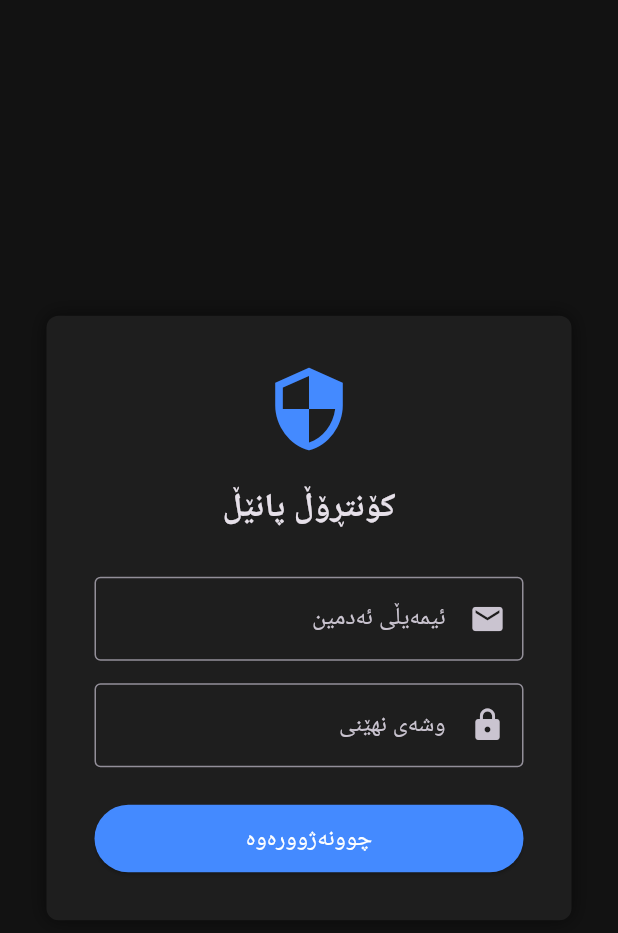
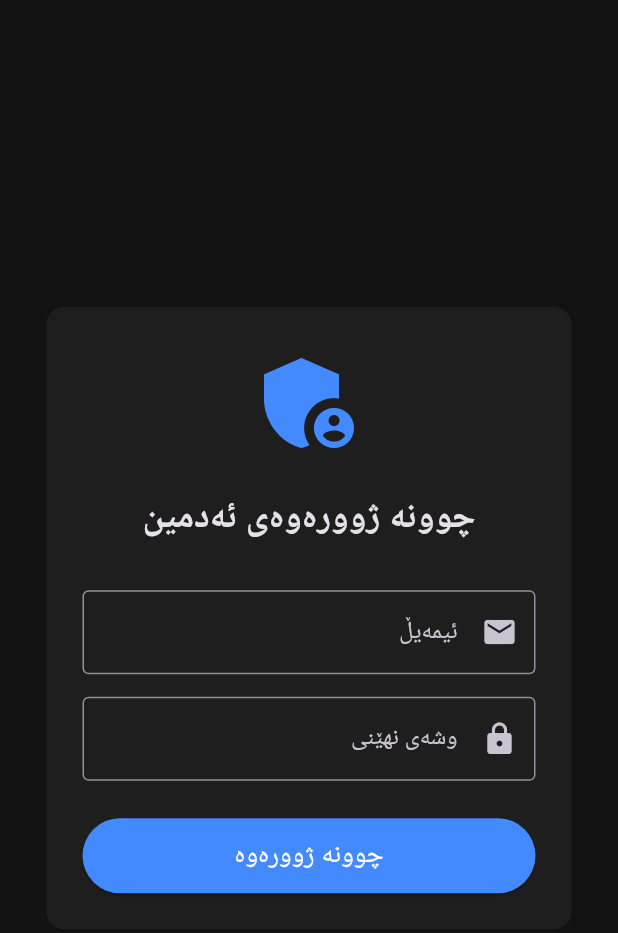
Before and after one commit to ordarat/Tv-admin, a Flutter app: the screen it shows after launch, on a phone screen of 412 x 824 dp. Shown: the top 933 px of the screen. Run offline on Flutter 3.47's test engine with Material 3 defaults, Android fonts, the phone set to English and light mode, and no system bars; our stand-ins replace cloud_firestore, firebase_auth, firebase_core; accounts and stored records are empty.

Commit message:
Update login_screen.dart

```diff
--- a/lib/screens/login_screen.dart
+++ b/lib/screens/login_screen.dart
@@ -1,6 +1,6 @@
 import 'package:flutter/material.dart';
 import 'package:firebase_auth/firebase_auth.dart';
-import 'dashboard_screen.dart';
+import 'pages/manage_channels.dart';
 
 class LoginScreen extends StatefulWidget {
   const LoginScreen({super.key});
@@ -10,34 +10,23 @@ class LoginScreen extends StatefulWidget {
 }
 
 class _LoginScreenState extends State<LoginScreen> {
-  final TextEditingController _emailController = TextEditingController();
-  final TextEditingController _passwordController = TextEditingController();
+  final _emailController = TextEditingController();
+  final _passwordController = TextEditingController();
   bool _isLoading = false;
-  String _errorMessage = '';
 
   Future<void> _login() async {
-    setState(() {
-      _isLoading = true;
-      _errorMessage = '';
-    });
-
+    setState(() => _isLoading = true);
     try {
       await FirebaseAuth.instance.signInWithEmailAndPassword(
         email: _emailController.text.trim(),
         password: _passwordController.text.trim(),
       );
       if (!mounted) return;
-      Navigator.pushReplacement(
-        context,
-        MaterialPageRoute(builder: (context) => const DashboardScreen()),
-      );
+      Navigator.pushReplacement(context, MaterialPageRoute(builder: (_) => const ManageChannelsPage()));
     } catch (e) {
-      setState(() {
-        _errorMessage = 'ئیمەیڵ یان وشەی نهێنی هەڵەیە!';
-      });
-    } finally {
-      setState(() => _isLoading = false);
+      ScaffoldMessenger.of(context).showSnackBar(const SnackBar(content: Text('ئیمەیڵ یان وشەی نهێنی هەڵەیە')));
     }
+    setState(() => _isLoading = false);
   }
 
   @override
@@ -46,55 +35,33 @@ class _LoginScreenState extends State<LoginScreen> {
       body: Center(
         child: Container(
           width: 350,
-          padding: const EdgeInsets.all(32),
-          decoration: BoxDecoration(
-            color: const Color(0xFF1E1E1E),
-            borderRadius: BorderRadius.circular(8),
-            boxShadow: [
-              BoxShadow(color: Colors.black.withOpacity(0.5), blurRadius: 10),
-            ],
-          ),
+          padding: const EdgeInsets.all(24),
+          decoration: BoxDecoration(color: const Color(0xFF1E1E1E), borderRadius: BorderRadius.circular(12)),
           child: Column(
             mainAxisSize: MainAxisSize.min,
             children: [
-              const Icon(Icons.security, size: 60, color: Colors.blueAccent),
+              const Icon(Icons.admin_panel_settings, size: 80, color: Colors.blueAccent),
               const SizedBox(height: 20),
-              const Text('کۆنتڕۆڵ پانێڵ', style: TextStyle(fontSize: 22, fontWeight: FontWeight.bold)),
+              const Text('چوونە ژوورەوەی ئەدمین', style: TextStyle(fontSize: 24, fontWeight: FontWeight.bold)),
               const SizedBox(height: 30),
-              if (_errorMessage.isNotEmpty) ...[
-                Text(_errorMessage, style: const TextStyle(color: Colors.red)),
-                const SizedBox(height: 10),
-              ],
               TextField(
                 controller: _emailController,
-                decoration: const InputDecoration(
-                  labelText: 'ئیمەیڵی ئەدمین',
-                  border: OutlineInputBorder(),
-                  prefixIcon: Icon(Icons.email),
-                ),
+                decoration: const InputDecoration(labelText: 'ئیمەیڵ', border: OutlineInputBorder(), prefixIcon: Icon(Icons.email))
               ),
               const SizedBox(height: 15),
               TextField(
                 controller: _passwordController,
                 obscureText: true,
-                decoration: const InputDecoration(
-                  labelText: 'وشەی نهێنی',
-                  border: OutlineInputBorder(),
-                  prefixIcon: Icon(Icons.lock),
-                ),
+                decoration: const InputDecoration(labelText: 'وشەی نهێنی', border: OutlineInputBorder(), prefixIcon: Icon(Icons.lock))
               ),
               const SizedBox(height: 25),
-              SizedBox(
-                width: double.infinity,
-                height: 45,
-                child: ElevatedButton(
-                  style: ElevatedButton.styleFrom(backgroundColor: Colors.blueAccent),
-                  onPressed: _isLoading ? null : _login,
-                  child: _isLoading
-                    ? const SizedBox(width: 20, height: 20, child: CircularProgressIndicator(color: Colors.white, strokeWidth: 2))
-                    : const Text('چوونەژوورەوە', style: TextStyle(color: Colors.white, fontSize: 16)),
-                ),
-              ),
+              _isLoading
+                ? const CircularProgressIndicator()
+                : ElevatedButton(
+                    style: ElevatedButton.styleFrom(backgroundColor: Colors.blueAccent, minimumSize: const Size(double.infinity, 50)),
+                    onPressed: _login,
+                    child: const Text('چوونە ژوورەوە', style: TextStyle(color: Colors.white, fontSize: 18)),
+                  ),
             ],
           ),
         ),
```
